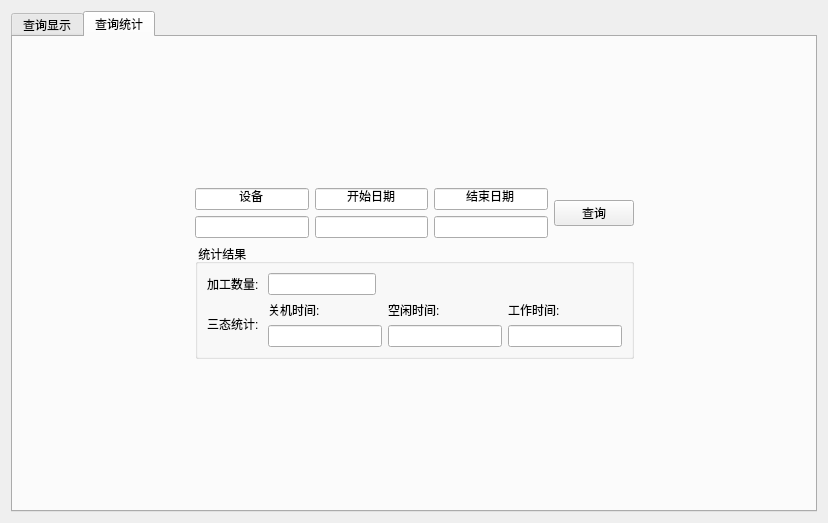
Qt form workshopwidget.ui (QIOO7/workshop) before a commit.
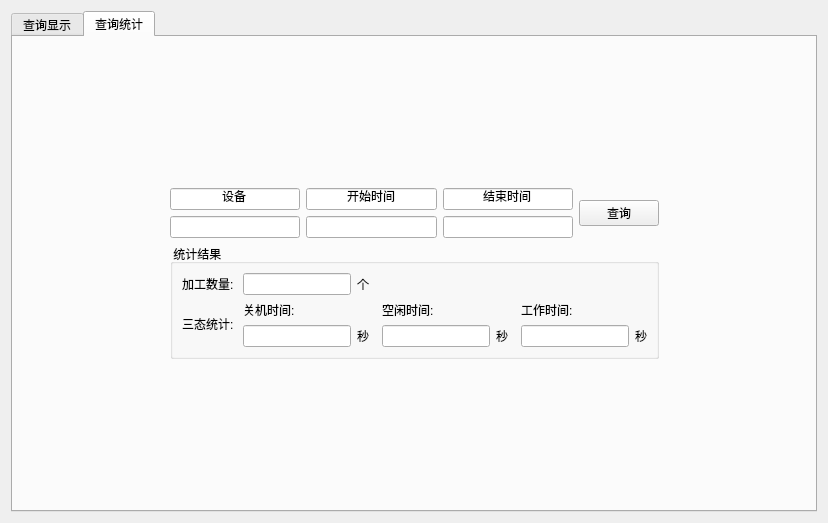
The same form after that commit. The open tabs and pages were chosen to show the change.

Commit message: feat:修改算法和时间差值

```diff
--- a/workshopwidget.ui
+++ b/workshopwidget.ui
@@ -144,7 +144,7 @@
              <item row="0" column="2">
               <widget class="QLineEdit" name="lineEdit_13">
                <property name="text">
-                <string>结束日期</string>
+                <string>结束时间</string>
                </property>
                <property name="alignment">
                 <set>Qt::AlignCenter</set>
@@ -177,7 +177,7 @@
              <item row="0" column="1">
               <widget class="QLineEdit" name="lineEdit_11">
                <property name="text">
-                <string>开始日期</string>
+                <string>开始时间</string>
                </property>
                <property name="alignment">
                 <set>Qt::AlignCenter</set>
@@ -237,6 +237,13 @@
                 </property>
                </widget>
               </item>
+              <item>
+               <widget class="QLabel" name="label_10">
+                <property name="text">
+                 <string>个</string>
+                </property>
+               </widget>
+              </item>
               <item>
                <widget class="QLabel" name="label_6">
                 <property name="minimumSize">
@@ -276,27 +283,34 @@
               </item>
               <item>
                <layout class="QGridLayout" name="gridLayout_3">
-                <item row="0" column="0">
-                 <widget class="QLabel" name="label_3">
-                  <property name="text">
-                   <string>关机时间:</string>
+                <item row="1" column="4">
+                 <widget class="QLineEdit" name="working">
+                  <property name="readOnly">
+                   <bool>true</bool>
                   </property>
                  </widget>
                 </item>
-                <item row="0" column="1">
-                 <widget class="QLabel" name="label_4">
+                <item row="1" column="1">
+                 <widget class="QLabel" name="label_7">
                   <property name="text">
-                   <string>空闲时间:</string>
+                   <string>秒  </string>
                   </property>
                  </widget>
                 </item>
-                <item row="0" column="2">
+                <item row="0" column="4">
                  <widget class="QLabel" name="label_5">
                   <property name="text">
                    <string>工作时间:</string>
                   </property>
                  </widget>
                 </item>
+                <item row="1" column="3">
+                 <widget class="QLabel" name="label_8">
+                  <property name="text">
+                   <string>秒  </string>
+                  </property>
+                 </widget>
+                </item>
                 <item row="1" column="0">
                  <widget class="QLineEdit" name="close">
                   <property name="readOnly">
@@ -304,20 +318,34 @@
                   </property>
                  </widget>
                 </item>
-                <item row="1" column="1">
-                 <widget class="QLineEdit" name="free">
-                  <property name="readOnly">
-                   <bool>true</bool>
+                <item row="0" column="2">
+                 <widget class="QLabel" name="label_4">
+                  <property name="text">
+                   <string>空闲时间:</string>
+                  </property>
+                 </widget>
+                </item>
+                <item row="0" column="0">
+                 <widget class="QLabel" name="label_3">
+                  <property name="text">
+                   <string>关机时间:</string>
                   </property>
                  </widget>
                 </item>
                 <item row="1" column="2">
-                 <widget class="QLineEdit" name="working">
+                 <widget class="QLineEdit" name="free">
                   <property name="readOnly">
                    <bool>true</bool>
                   </property>
                  </widget>
                 </item>
+                <item row="1" column="5">
+                 <widget class="QLabel" name="label_9">
+                  <property name="text">
+                   <string>秒</string>
+                  </property>
+                 </widget>
+                </item>
                </layout>
               </item>
              </layout>
```
The commit also changes 3 other files.
